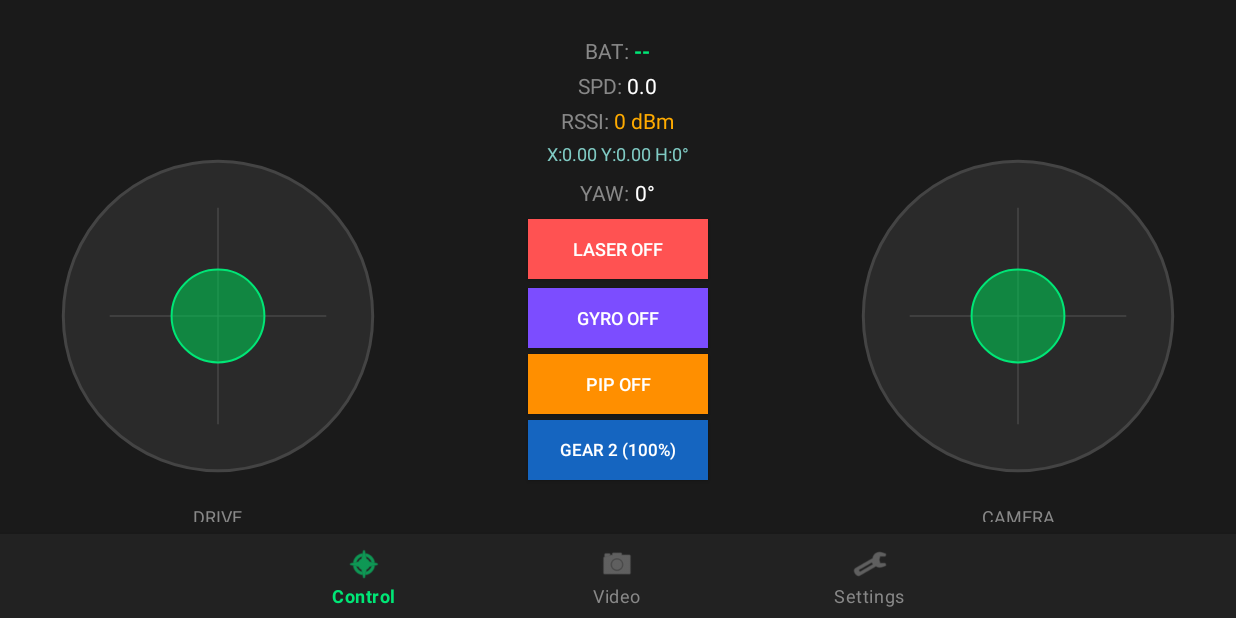
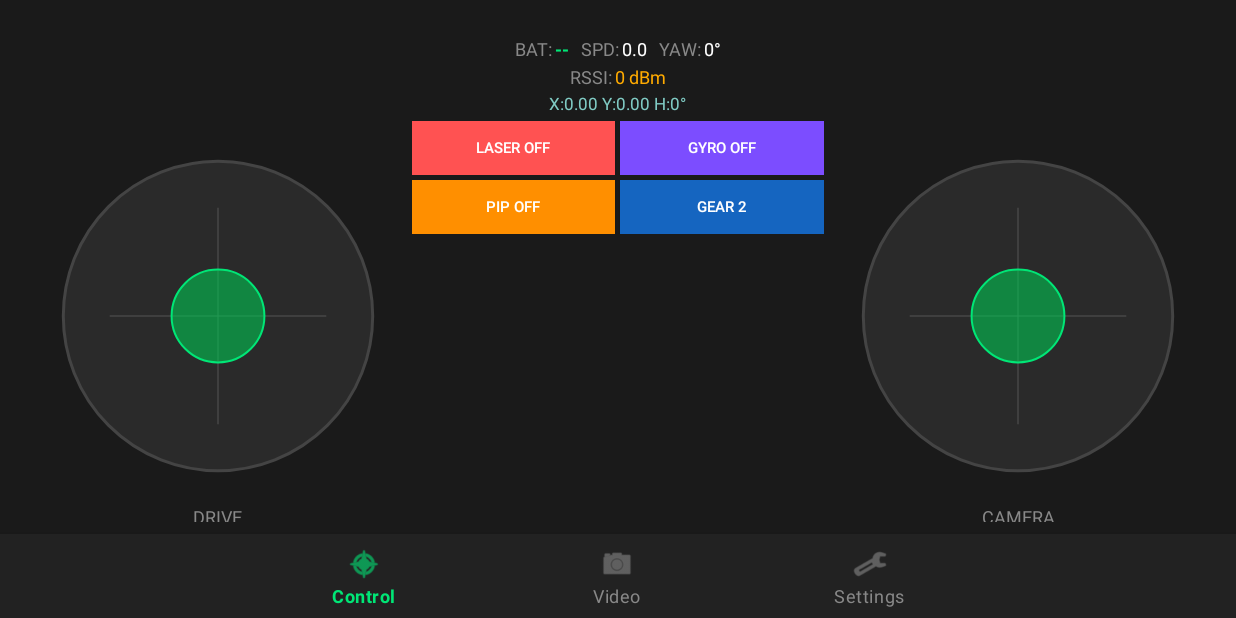
Before and after one commit to Rhagtoo/RoverCtrl, an Android app: the screen it shows after launch (MainActivity), on a phone screen of 824 x 412 dp (held sideways). Run offline under Robolectric (Android 15) with nearby library versions, the phone set to English and light mode, and no system bars; our stand-ins replace navigation-ui.

Commit message:
Fix control layout: gear button hidden below screen
- Buttons reorganized into 2×2 grid (LASER+GYRO / PiP+GEAR)
- Telemetry rows compacted: BAT/SPD/YAW in one line, RSSI below
- Reduced font sizes (14sp→12sp) and margins to fit all controls on screen

https://claude.ai/code/session_01Mkd44QUhwqZmrZwaAZhJUo

```diff
--- a/app/src/main/res/layout/fragment_control.xml
+++ b/app/src/main/res/layout/fragment_control.xml
@@ -122,49 +122,58 @@
         app:layout_constraintTop_toTopOf="parent"
         android:layout_marginTop="8dp">
 
-        <!-- Батарея -->
+        <!-- Телеметрия: BAT / SPD / RSSI в одну строку -->
         <LinearLayout
             android:layout_width="wrap_content"
             android:layout_height="wrap_content"
             android:orientation="horizontal"
             android:gravity="center_vertical"
-            android:layout_marginBottom="4dp">
+            android:layout_marginBottom="2dp">
             <TextView
                 android:layout_width="wrap_content"
                 android:layout_height="wrap_content"
-                android:text="BAT: "
+                android:text="BAT:"
                 android:textColor="#888888"
-                android:textSize="14sp" />
+                android:textSize="12sp" />
             <TextView
                 android:id="@+id/tv_bat"
                 android:layout_width="wrap_content"
                 android:layout_height="wrap_content"
                 android:text="--"
                 android:textColor="#00E676"
-                android:textSize="14sp"
-                android:textStyle="bold" />
-        </LinearLayout>
-
-        <!-- Скорость -->
-        <LinearLayout
-            android:layout_width="wrap_content"
-            android:layout_height="wrap_content"
-            android:orientation="horizontal"
-            android:gravity="center_vertical"
-            android:layout_marginBottom="4dp">
+                android:textSize="12sp"
+                android:textStyle="bold"
+                android:layout_marginStart="2dp"
+                android:layout_marginEnd="8dp" />
             <TextView
                 android:layout_width="wrap_content"
                 android:layout_height="wrap_content"
-                android:text="SPD: "
+                android:text="SPD:"
                 android:textColor="#888888"
-                android:textSize="14sp" />
+                android:textSize="12sp" />
             <TextView
                 android:id="@+id/tv_spd"
                 android:layout_width="wrap_content"
                 android:layout_height="wrap_content"
                 android:text="0.0"
                 android:textColor="#FFFFFF"
-                android:textSize="14sp" />
+                android:textSize="12sp"
+                android:layout_marginStart="2dp"
+                android:layout_marginEnd="8dp" />
+            <TextView
+                android:layout_width="wrap_content"
+                android:layout_height="wrap_content"
+                android:text="YAW:"
+                android:textColor="#888888"
+                android:textSize="12sp" />
+            <TextView
+                android:id="@+id/tv_yaw"
+                android:layout_width="wrap_content"
+                android:layout_height="wrap_content"
+                android:text="0°"
+                android:textColor="#FFFFFF"
+                android:textSize="12sp"
+                android:layout_marginStart="2dp" />
         </LinearLayout>
 
         <!-- RSSI -->
@@ -173,20 +182,21 @@
             android:layout_height="wrap_content"
             android:orientation="horizontal"
             android:gravity="center_vertical"
-            android:layout_marginBottom="4dp">
+            android:layout_marginBottom="2dp">
             <TextView
                 android:layout_width="wrap_content"
                 android:layout_height="wrap_content"
-                android:text="RSSI: "
+                android:text="RSSI:"
                 android:textColor="#888888"
-                android:textSize="14sp" />
+                android:textSize="12sp" />
             <TextView
                 android:id="@+id/tv_rssi"
                 android:layout_width="wrap_content"
                 android:layout_height="wrap_content"
                 android:text="0 dBm"
                 android:textColor="#FFAB00"
-                android:textSize="14sp" />
+                android:textSize="12sp"
+                android:layout_marginStart="2dp" />
         </LinearLayout>
 
         <!-- Одометрия -->
@@ -196,78 +206,71 @@
             android:layout_height="wrap_content"
             android:text="X:0.00 Y:0.00 H:0°"
             android:textColor="#80CBC4"
-            android:textSize="12sp"
-            android:layout_marginBottom="8dp" />
+            android:textSize="11sp"
+            android:layout_marginBottom="4dp" />
 
-        <!-- Yaw -->
+        <!-- Кнопки управления: сетка 2×2 -->
         <LinearLayout
-            android:layout_width="wrap_content"
+            android:layout_width="match_parent"
             android:layout_height="wrap_content"
             android:orientation="horizontal"
-            android:gravity="center_vertical"
-            android:layout_marginBottom="8dp">
-            <TextView
-                android:layout_width="wrap_content"
-                android:layout_height="wrap_content"
-                android:text="YAW: "
-                android:textColor="#888888"
-                android:textSize="14sp" />
-            <TextView
-                android:id="@+id/tv_yaw"
-                android:layout_width="wrap_content"
-                android:layout_height="wrap_content"
-                android:text="0°"
-                android:textColor="#FFFFFF"
-                android:textSize="14sp" />
-        </LinearLayout>
+            android:layout_marginBottom="3dp">
 
-        <!-- Кнопка лазера -->
             <ToggleButton
                 android:id="@+id/btn_laser"
-            android:layout_width="120dp"
-            android:layout_height="40dp"
+                android:layout_width="0dp"
+                android:layout_height="36dp"
+                android:layout_weight="1"
                 android:textOn="LASER ON"
                 android:textOff="LASER OFF"
                 android:textColor="#FFFFFF"
-            android:textSize="12sp"
+                android:textSize="10sp"
                 android:background="#FF5252"
-            android:layout_marginBottom="6dp" />
+                android:layout_marginEnd="3dp" />
 
-        <!-- ═══ Gyro tilt toggle ═══ -->
             <ToggleButton
                 android:id="@+id/btn_gyro_tilt"
-            android:layout_width="120dp"
-            android:layout_height="40dp"
+                android:layout_width="0dp"
+                android:layout_height="36dp"
+                android:layout_weight="1"
                 android:textOn="GYRO ON"
                 android:textOff="GYRO OFF"
                 android:textColor="#FFFFFF"
-            android:textSize="12sp"
-            android:background="#7C4DFF"
-            android:layout_marginBottom="4dp" />
+                android:textSize="10sp"
+                android:background="#7C4DFF" />
 
-        <!-- Кнопка PiP (показать/скрыть стрим турели) -->
+        </LinearLayout>
+
+        <LinearLayout
+            android:layout_width="match_parent"
+            android:layout_height="wrap_content"
+            android:orientation="horizontal"
+            android:layout_marginBottom="3dp">
+
             <ToggleButton
                 android:id="@+id/btn_pip"
-            android:layout_width="120dp"
-            android:layout_height="40dp"
+                android:layout_width="0dp"
+                android:layout_height="36dp"
+                android:layout_weight="1"
                 android:textOn="PiP ON"
                 android:textOff="PiP OFF"
                 android:textColor="#FFFFFF"
-            android:textSize="12sp"
+                android:textSize="10sp"
                 android:background="#FF8F00"
-            android:layout_marginBottom="4dp" />
+                android:layout_marginEnd="3dp" />
 
-        <!-- Переключатель передачи -->
             <ToggleButton
                 android:id="@+id/btn_gear"
-            android:layout_width="120dp"
-            android:layout_height="40dp"
-            android:textOn="GEAR 1 (50%)"
-            android:textOff="GEAR 2 (100%)"
+                android:layout_width="0dp"
+                android:layout_height="36dp"
+                android:layout_weight="1"
+                android:textOn="GEAR 1"
+                android:textOff="GEAR 2"
                 android:textColor="#FFFFFF"
-            android:textSize="11sp"
-            android:background="#1565C0"
-            android:layout_marginBottom="4dp" />
+                android:textSize="10sp"
+                android:background="#1565C0" />
+
+        </LinearLayout>
 
         <!-- Gyro отладка -->
         <TextView
```
Lines whose indentation alone changed are shown as unchanged.
